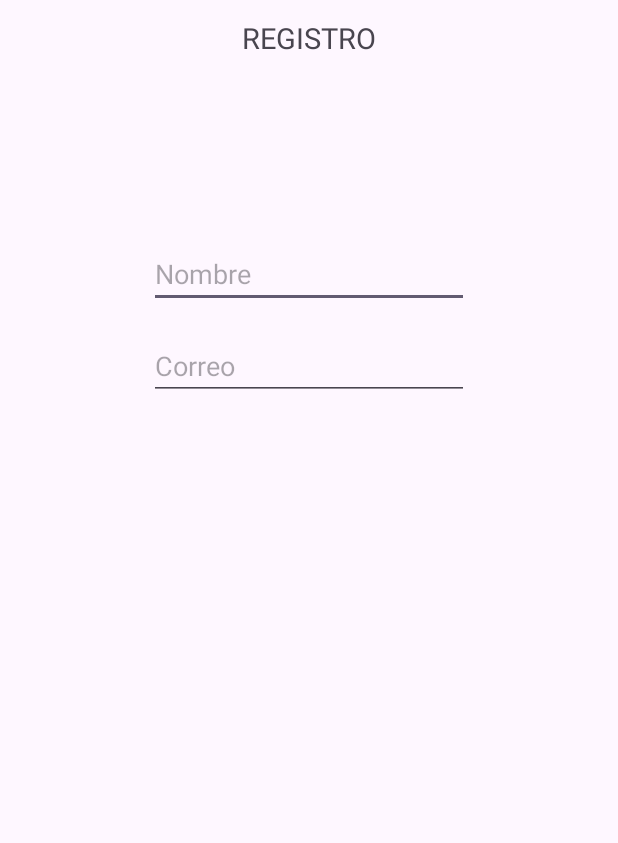
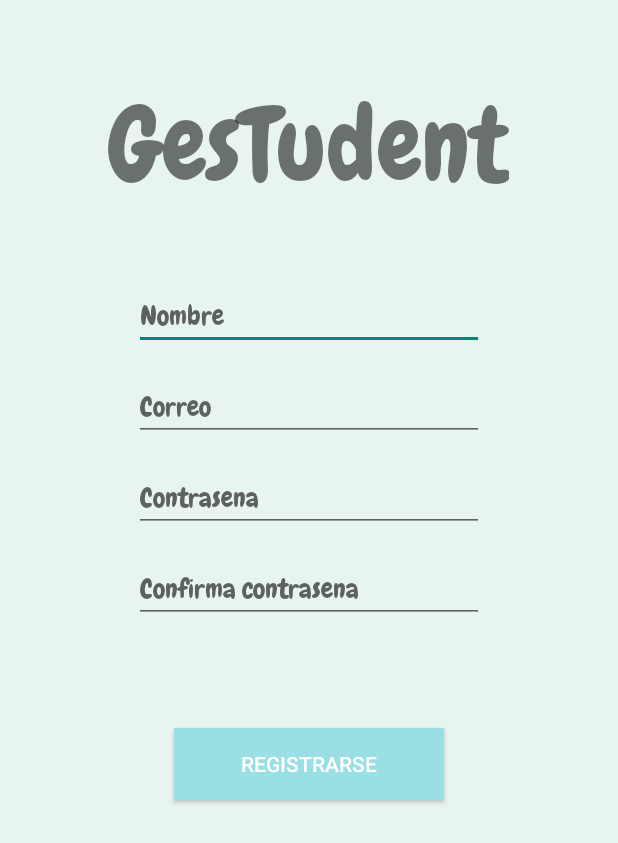
Before and after one commit to FdezGMiguel95/GeSTudent, an Android app: the SignActivity screen opened directly, with no data from a screen before it, on a phone screen of 412 x 824 dp. Shown: the top 843 px of the screen. Run offline under Robolectric (Android 15) with nearby library versions, the phone set to English and light mode, and no system bars.

Commit message:
Terminado el xml de Registro y un splash sencillo

```diff
--- a/app/src/main/AndroidManifest.xml
+++ b/app/src/main/AndroidManifest.xml
@@ -14,12 +14,6 @@
         tools:targetApi="31">
         <activity
             android:name=".SplashActivity"
-            android:exported="false" />
-        <activity
-            android:name=".SignActivity"
-            android:exported="false" />
-        <activity
-            android:name=".LoginActivity"
             android:exported="true">
             <intent-filter>
                 <action android:name="android.intent.action.MAIN" />
@@ -27,6 +21,14 @@
                 <category android:name="android.intent.category.LAUNCHER" />
             </intent-filter>
         </activity>
+        <activity
+            android:name=".SignActivity"
+            android:exported="false" />
+        <activity
+            android:name=".LoginActivity"
+            android:exported="true">
+
+        </activity>
     </application>
 
 </manifest>
--- a/app/src/main/java/com/example/gestudent/SplashActivity.java
+++ b/app/src/main/java/com/example/gestudent/SplashActivity.java
@@ -2,7 +2,9 @@ package com.example.gestudent;
 
 import androidx.appcompat.app.AppCompatActivity;
 
+import android.content.Intent;
 import android.os.Bundle;
+import android.os.Handler;
 
 public class SplashActivity extends AppCompatActivity {
 
@@ -10,5 +12,13 @@ public class SplashActivity extends AppCompatActivity {
     protected void onCreate(Bundle savedInstanceState) {
         super.onCreate(savedInstanceState);
         setContentView(R.layout.activity_splash);
+        new Handler().postDelayed(new Runnable() {
+            @Override
+            public void run() {
+                Intent start = new Intent(SplashActivity.this, SignActivity.class);
+                startActivity(start);
+                finish();
+            }
+        },1000);
     }
 }
--- /dev/null
+++ b/app/src/main/res/font/font.xml
@@ -0,0 +1,4 @@
+<?xml version="1.0" encoding="utf-8"?>
+<font-family xmlns:android="http://schemas.android.com/apk/res/android">
+
+</font-family>
--- a/app/src/main/res/layout/activity_login.xml
+++ b/app/src/main/res/layout/activity_login.xml
@@ -8,5 +8,9 @@
     tools:context=".LoginActivity">
 
 
-
+<TextView
+    android:layout_width="wrap_content"
+    android:layout_height="wrap_content"
+    android:layout_centerInParent="true"
+    android:text="TEST LOGIN"/>
 </RelativeLayout>
--- a/app/src/main/res/layout/activity_sign.xml
+++ b/app/src/main/res/layout/activity_sign.xml
@@ -5,26 +5,28 @@
     xmlns:tools="http://schemas.android.com/tools"
     android:layout_width="match_parent"
     android:layout_height="match_parent"
-    tools:context=".SignActivity">
+    tools:context=".SignActivity"
+    android:background="#E8F4F2">
     <TextView
-        android:id="@+id/tvReg"
-        android:layout_width="match_parent"
+        android:id="@+id/tvTitle"
+        android:layout_width="wrap_content"
         android:layout_height="wrap_content"
-        android:text="REGISTRO"
-        android:textSize="19dp"
-        android:textAlignment="center"
-        android:paddingVertical="12dp"
-        />
+        android:layout_centerHorizontal="true"
+        android:text="GesTudent"
+        android:fontFamily="@font/chewy"
+        android:textSize="68dp"
+        android:layout_marginTop="53dp"/>
 
     <EditText
-        android:layout_below="@id/tvReg"
+        android:layout_below="@id/tvTitle"
         android:id="@+id/etName"
         android:layout_width="wrap_content"
         android:layout_height="wrap_content"
-        android:layout_marginTop="110dp"
+        android:layout_marginTop="48dp"
         android:layout_centerHorizontal="true"
         android:ems="10"
-        android:hint="Nombre"/>
+        android:hint="Nombre"
+        android:fontFamily="@font/chewy"/>
     <EditText
         android:layout_below="@id/etName"
         android:id="@+id/etMail"
@@ -33,5 +35,40 @@
         android:layout_marginTop="16dp"
         android:layout_centerHorizontal="true"
         android:ems="10"
-        android:hint="Correo"/>
+        android:hint="Correo"
+        android:fontFamily="@font/chewy"/>
+    <EditText
+        android:layout_below="@id/etMail"
+        android:id="@+id/etPassword"
+        android:layout_width="wrap_content"
+        android:layout_height="wrap_content"
+        android:layout_marginTop="16dp"
+        android:layout_centerHorizontal="true"
+        android:ems="10"
+        android:hint="Contrasena"
+        android:inputType="textPassword"
+        android:fontFamily="@font/chewy"/>
+    <EditText
+        android:layout_below="@id/etPassword"
+        android:id="@+id/etSecondPassword"
+        android:layout_width="wrap_content"
+        android:layout_height="wrap_content"
+        android:layout_marginTop="16dp"
+        android:layout_centerHorizontal="true"
+        android:ems="10"
+        android:hint="Confirma contrasena"
+        android:inputType="textPassword"
+        android:fontFamily="@font/chewy"/>
+    <Button
+        android:layout_below="@id/etSecondPassword"
+        android:id="@+id/btnSign"
+        android:layout_width="180dp"
+        android:layout_height="wrap_content"
+        android:layout_centerHorizontal="true"
+        android:layout_marginTop="70dp"
+        android:paddingHorizontal="10dp"
+        android:text="Registrarse"
+        android:background="#9ADFE4"
+        android:textColor="@color/white"
+        />
 </RelativeLayout>
--- a/app/src/main/res/values/themes.xml
+++ b/app/src/main/res/values/themes.xml
@@ -1,6 +1,6 @@
 <resources xmlns:tools="http://schemas.android.com/tools">
     <!-- Base application theme. -->
-    <style name="Base.Theme.GeSTudent" parent="Theme.Material3.DayNight.NoActionBar">
+    <style name="Base.Theme.GeSTudent" parent="Theme.AppCompat.Light.NoActionBar">
         <!-- Customize your light theme here. -->
         <!-- <item name="colorPrimary">@color/my_light_primary</item> -->
     </style>
```
Also changed, not shown: app/src/main/res/font/chewy.ttf (added).
